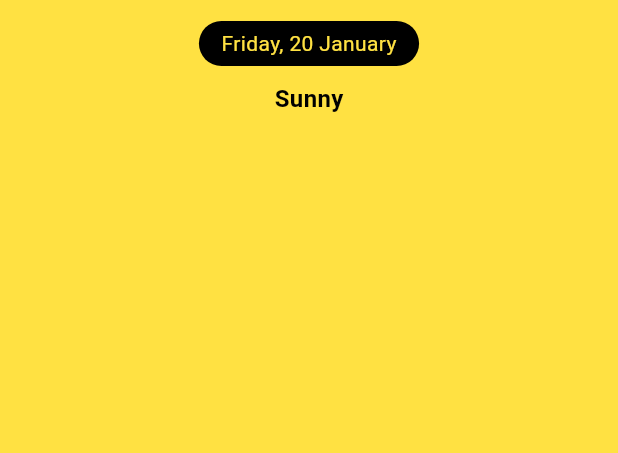
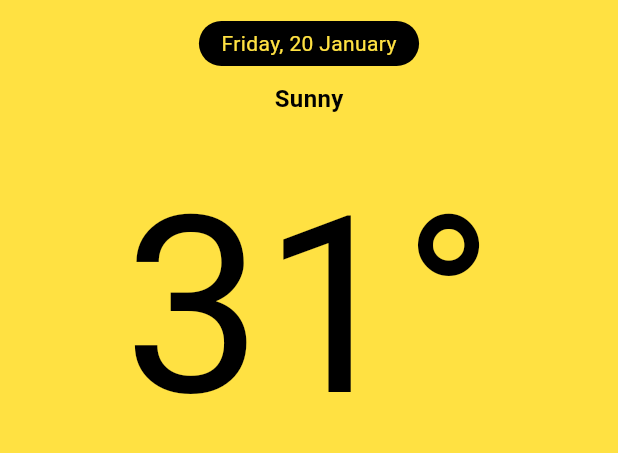
Before and after one commit to tortamque/Weathque, a Flutter app: the screen it shows after launch, on a phone screen of 412 x 824 dp, the part 63-516 px from its top. Run offline on Flutter 3.47's test engine with Material 2 defaults, Android fonts, the phone set to English and light mode, and no system bars.

Commit message:
Create Temperature widget

```diff
--- /dev/null
+++ b/lib/features/app/presentation/widgets/Texts/temperature.dart
@@ -0,0 +1,24 @@
+import 'package:flutter/material.dart';
+
+class Temperature extends StatelessWidget {
+  final String temperature;
+  final Color textColor;
+
+  const Temperature({
+  required this.temperature,
+    required this.textColor,
+    super.key
+  });
+
+  @override
+  Widget build(BuildContext context) {
+    return Text(
+      "${temperature}°",
+      style: TextStyle(
+        fontSize: 165,
+        color: textColor,
+        fontWeight: FontWeight.w400
+      )
+    );
+  }
+}
--- a/lib/main.dart
+++ b/lib/main.dart
@@ -3,6 +3,7 @@ import 'package:weathque/config/theme/custom_colors.dart';
 import 'package:weathque/features/app/presentation/widgets/appBar/appbar.dart';
 import 'package:weathque/features/app/presentation/widgets/texts/condition.dart';
 import 'package:weathque/features/app/presentation/widgets/texts/date.dart';
+import 'package:weathque/features/app/presentation/widgets/texts/temperature.dart';
 
 void main() {
   runApp(const MyApp());
@@ -43,7 +44,8 @@ class _MyHomePageState extends State<MyHomePage> {
           children: [
             //Spacer here
             const Date(date: "Friday, 20 January", textColor: CustomColors.yellow,),
-            const Condition(condition: "Sunny", textColor: CustomColors.black)
+            const Condition(condition: "Sunny", textColor: CustomColors.black),
+            const Temperature(temperature: "31", textColor: CustomColors.black)
           ],
         ),
       )
```
